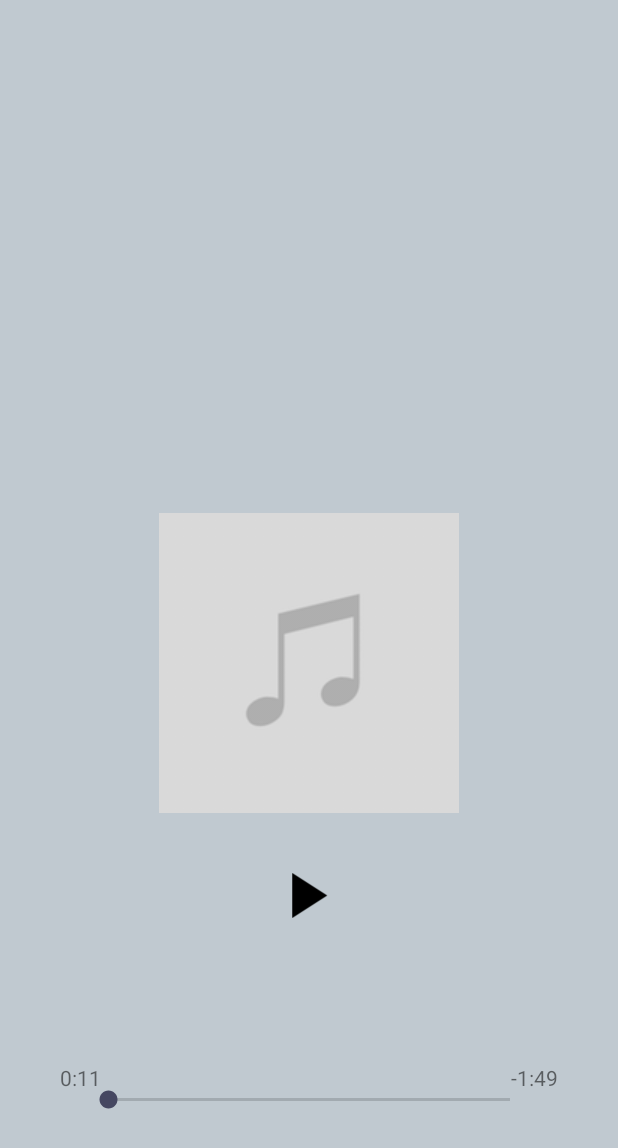
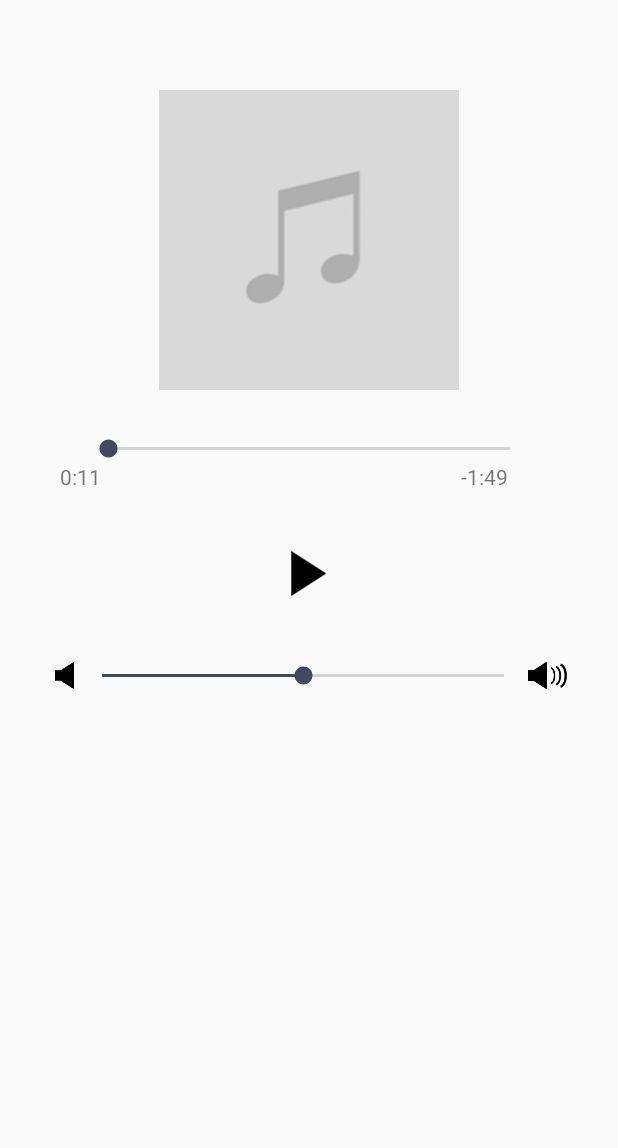
Before and after one commit to panagiotislam/MusicApp, an Android app: the MusicPlayerActivity screen opened directly, with no data from a screen before it, on a phone screen of 412 x 824 dp. Shown: the top 1148 px of the screen. Run offline under Robolectric (Android 15) with nearby library versions, the light colour scheme and no system bars; 1 statement that could not run was skipped.

Commit message:
Merge branch 'master' of C:\Users\Dragon\Desktop\MusicApp with conflicts.

```diff
--- a/app/src/main/java/com/example/myapplication/SongsActivity.java
+++ b/app/src/main/java/com/example/myapplication/SongsActivity.java
@@ -1,13 +1,12 @@
 package com.example.myapplication;
 import androidx.appcompat.app.AppCompatActivity;
-
 import android.content.Intent;
 import android.os.Bundle;
 import android.view.View;
 import android.widget.AdapterView;
 import android.widget.ListView;
 import android.widget.TextView;
-
+import com.example.myapplication.impl.MusicPlayerActivity;
 import java.util.ArrayList;
 import java.util.Arrays;
 import java.util.HashMap;
@@ -43,10 +42,7 @@ public class SongsActivity extends AppCompatActivity {
 
         artistSongs.setOnItemClickListener(new AdapterView.OnItemClickListener() {
             public void onItemClick(AdapterView<?> parent, View view, int position, long id) {
-                artistSongs.setClickable(false);
                 String artist_song = ((TextView) view.findViewById(R.id.lines)).getText().toString();
-//                MyTask asyncTask = new MyTask(SongsActivity.this);
-//                asyncTask.execute(artist_name+"-"+artist_song);
                 Intent intent = new Intent(SongsActivity.this, MusicPlayerActivity.class);
                 Bundle b = new Bundle();
                 b.putString(ARTIST_SONG, artist_name+"-"+artist_song);
@@ -122,10 +118,4 @@ public class SongsActivity extends AppCompatActivity {
         songs.put("Unknown",song);
 
     }
-
-    @Override
-    protected void onResume() {
-        super.onResume();
-        artistSongs.setClickable(true);
-    }
 }
--- a/app/src/main/res/layout/player.xml
+++ b/app/src/main/res/layout/player.xml
@@ -1,41 +1,40 @@
 <?xml version="1.0" encoding="utf-8"?>
-<androidx.constraintlayout.widget.ConstraintLayout xmlns:android="http://schemas.android.com/apk/res/android"
+<LinearLayout xmlns:android="http://schemas.android.com/apk/res/android"
     xmlns:app="http://schemas.android.com/apk/res-auto"
     xmlns:tools="http://schemas.android.com/tools"
     android:layout_width="match_parent"
     android:layout_height="match_parent"
     android:orientation="vertical"
-    android:gravity="center_horizontal"
-    android:background="@color/main_background"
-    >
-
-    <TextView
-        android:id="@+id/songText"
-        android:singleLine="true"
-        android:ellipsize="marquee"
-        android:marqueeRepeatLimit ="marquee_forever"
-        android:focusable="true"
-        android:textSize="30sp"
-        android:focusableInTouchMode="true"
-        android:scrollHorizontally="true"
-        android:layout_width="match_parent"
-        android:layout_height="wrap_content"
-        app:layout_constraintTop_toTopOf="parent"
-        app:layout_constraintBottom_toTopOf="@id/imageSong"
-        android:gravity="center"
-        />
+    android:gravity="center_horizontal">
 
     <ImageView
-        android:id="@+id/imageSong"
         android:layout_width="wrap_content"
         android:layout_height="wrap_content"
         android:src="@drawable/image"
-        android:layout_marginTop="60dp"
-        app:layout_constraintEnd_toEndOf="parent"
-        app:layout_constraintStart_toStartOf="parent"
-        app:layout_constraintTop_toTopOf="parent"
-        app:layout_constraintBottom_toBottomOf="parent"
-        />
+        android:layout_marginTop="60dp"/>
+
+    <SeekBar
+        android:id="@+id/positionBar"
+        android:layout_width="300dp"
+        android:layout_height="wrap_content"
+        android:layout_marginTop="30dp"/>
+
+    <LinearLayout
+        android:layout_width="match_parent"
+        android:layout_height="wrap_content">
+        <TextView
+            android:id="@+id/elapsedTimeLabel"
+            android:layout_width="wrap_content"
+            android:layout_height="wrap_content"
+            android:text="0:11"
+            android:layout_marginLeft="40dp"/>
+        <TextView
+            android:id="@+id/remainingTimeLabel"
+            android:layout_width="wrap_content"
+            android:layout_height="wrap_content"
+            android:text="-1:49"
+            android:layout_marginLeft="240dp"/>
+    </LinearLayout>
 
     <Button
         android:id="@+id/playBtn"
@@ -43,38 +42,27 @@
         android:layout_height="30dp"
         android:background="@drawable/play"
         android:layout_marginTop="40dp"
-        android:onClick="playBtnClick"
-        app:layout_constraintStart_toStartOf="parent"
-        app:layout_constraintEnd_toEndOf="parent"
-       app:layout_constraintTop_toBottomOf="@id/imageSong"
-        />
-    <SeekBar
-        android:id="@+id/positionBar"
-        android:layout_width="300dp"
+        android:onClick="playBtnClick"/>
+
+    <LinearLayout
+        android:layout_width="match_parent"
         android:layout_height="wrap_content"
-        android:layout_marginTop="30dp"
-        app:layout_constraintTop_toBottomOf="@id/playBtn"
-        app:layout_constraintBottom_toBottomOf="parent"
-        app:layout_constraintRight_toRightOf="parent"
-        app:layout_constraintLeft_toLeftOf="parent"/>
-
-        <TextView
-            android:id="@+id/elapsedTimeLabel"
-            android:layout_width="wrap_content"
+        android:orientation="horizontal"
+        android:layout_marginTop="40dp"
+        android:gravity="center">
+        <ImageView
+            android:layout_width="18dp"
+            android:layout_height="18dp"
+            android:src="@drawable/sound"/>
+        <SeekBar
+            android:id="@+id/volumeBar"
+            android:layout_width="300dp"
             android:layout_height="wrap_content"
-            android:text="0:11"
-            android:layout_marginLeft="40dp"
-            app:layout_constraintTop_toBottomOf="@id/playBtn"
-            app:layout_constraintBottom_toBottomOf="parent"
-            app:layout_constraintLeft_toLeftOf="parent"/>
-        <TextView
-            android:id="@+id/remainingTimeLabel"
-            android:layout_width="wrap_content"
-            android:layout_height="wrap_content"
-            android:text="-1:49"
-            app:layout_constraintTop_toBottomOf="@id/playBtn"
-            app:layout_constraintBottom_toBottomOf="parent"
-            app:layout_constraintRight_toRightOf="parent"
-            android:layout_marginRight="40dp"/>
-
-</androidx.constraintlayout.widget.ConstraintLayout>
+            android:progress="50"
+            android:max="100"/>
+        <ImageView
+            android:layout_width="26dp"
+            android:layout_height="26dp"
+            android:src="@drawable/sound2"/>
+        </LinearLayout>
+</LinearLayout>
```
Also changed, not shown: app/src/main/java/com/example/myapplication/MainActivity.java (+0 -25 lines).
